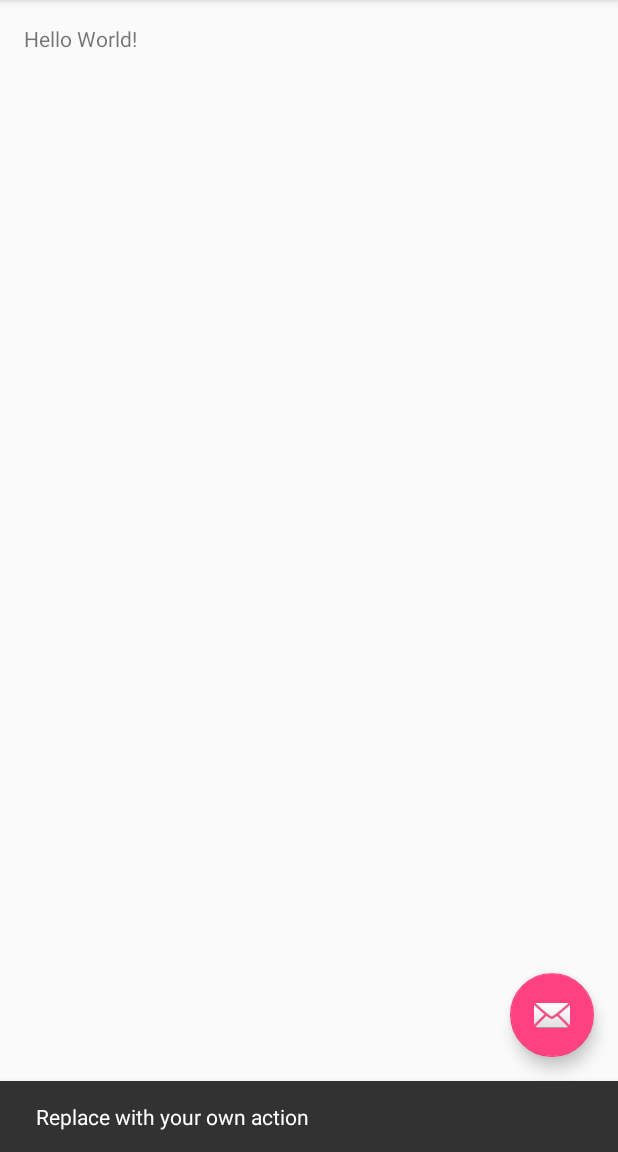
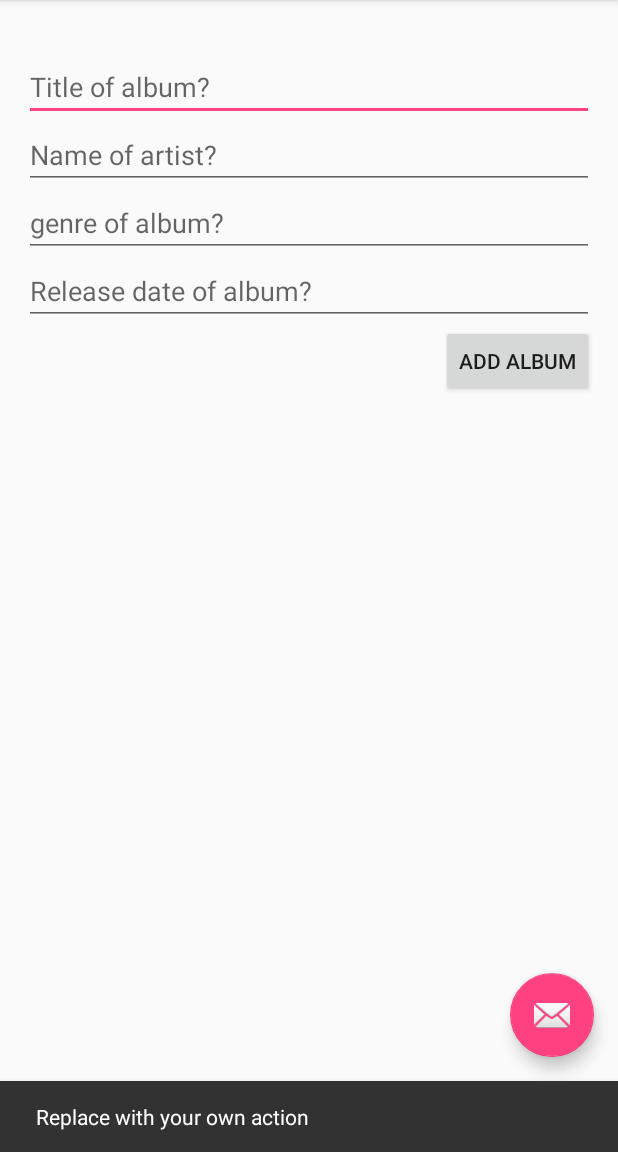
Before and after one commit to NegarehMir/ECSE321Project, an Android app: the screen it shows after launch (MainActivity), after a tap on an icon or button, on a phone screen of 412 x 824 dp, the part 84-1236 px from its top. Run offline under Robolectric (Android 15) with nearby library versions, the phone set to English and light mode, and no system bars; 12 statements that could not run were skipped.

Commit message:
addAlbum, refreshData methods + defining the IDs
added the methods addAlbum and refreshData. Also textBox and button IDs
defined in content_main

```diff
--- a/Mobile/app/src/main/res/layout/content_main.xml
+++ b/Mobile/app/src/main/res/layout/content_main.xml
@@ -12,8 +12,50 @@
     tools:context="ca.mcgill.ecse321.group01.homeaudiosystem.MainActivity"
     tools:showIn="@layout/activity_main">
 
+    <LinearLayout
+        android:orientation="vertical"
+        android:layout_width="match_parent"
+        android:layout_height="match_parent">
+
     <TextView
+        android:id="@+id/error_message"
         android:layout_width="wrap_content"
         android:layout_height="wrap_content"
-        android:text="Hello World!" />
+        android:textColor="@color/errorRed"/>
+
+        <!-- Add album Section -->
+        <EditText
+        android:layout_width="fill_parent"
+        android:layout_height="wrap_content"
+        android:id="@+id/newalbum_title"
+        android:hint="@string/newalbum_title_label"
+        />
+        <EditText
+            android:layout_width="fill_parent"
+            android:layout_height="wrap_content"
+            android:id="@+id/newalbum_artistname"
+            android:hint="@string/newalbum_name_label"
+            />
+        <EditText
+            android:layout_width="fill_parent"
+            android:layout_height="wrap_content"
+            android:id="@+id/newalbum_genre"
+            android:hint="@string/newalbum_genre_label"
+            />
+        <EditText
+            android:layout_width="fill_parent"
+            android:layout_height="wrap_content"
+            android:id="@+id/newalbum_date"
+            android:hint="@string/newalbum_date_label"
+            />
+
+    <Button
+        android:layout_width="wrap_content"
+        android:layout_height="wrap_content"
+        android:text="@string/newalbum_button"
+        android:layout_gravity="end"
+        android:onClick="addAlbum"/>
+    <!-- end Add album Section -->
+
+    </LinearLayout>
 </RelativeLayout>
```
Also changed, not shown: Mobile/app/src/main/java/ca/mcgill/ecse321/group01/homeaudiosystem/MainActivity.java (+35 -0 lines).
